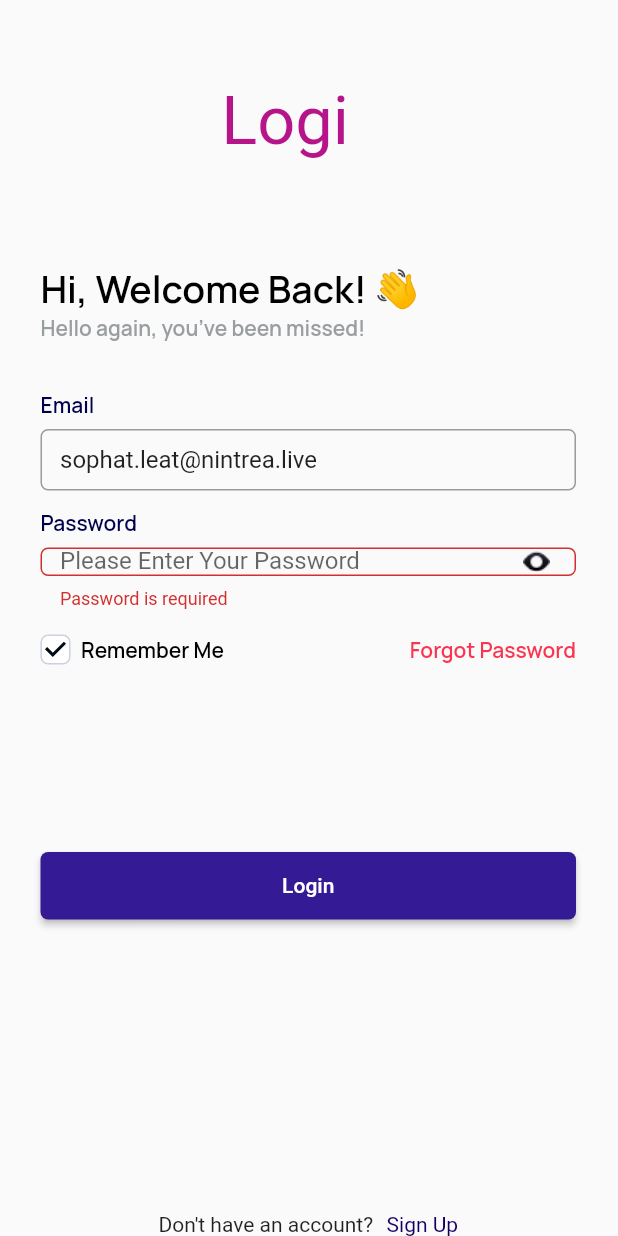
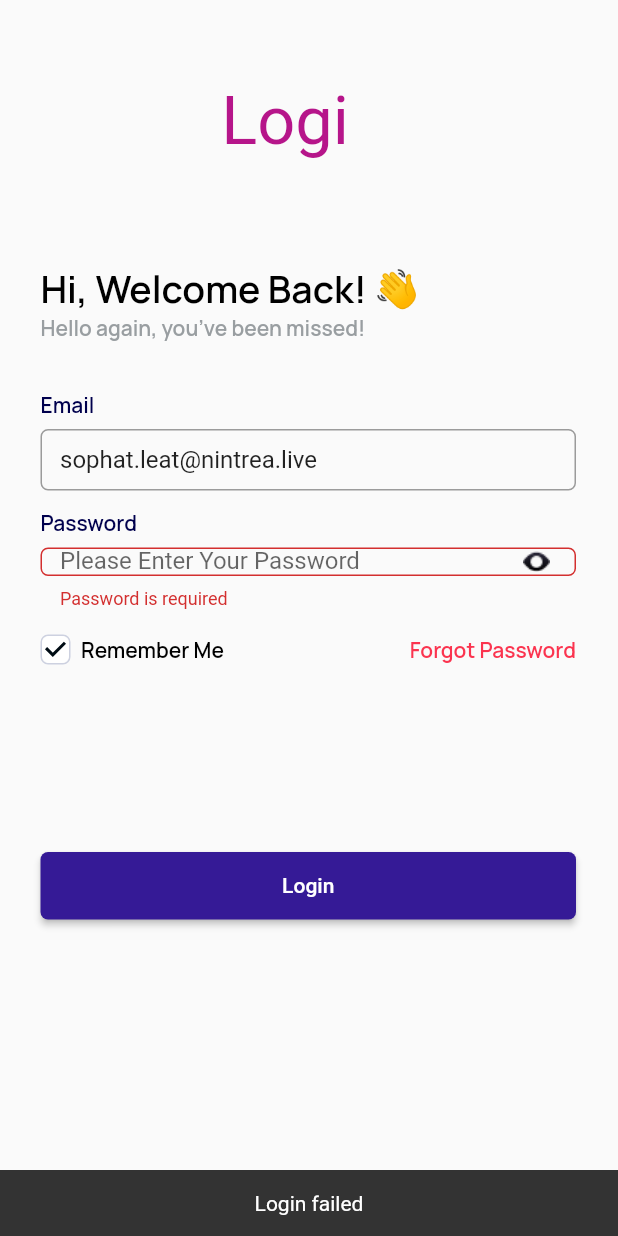
Before and after one commit to nmustakim/login_form_validation, a Flutter app: the screen it shows after launch, scrolled down 37 dp, after a tap on "Login", on a phone screen of 412 x 824 dp. Run offline on Flutter 3.47's test engine with Material 2 defaults, Android fonts, the phone set to English and light mode, and no system bars; our stand-ins replace google_fonts.

Commit message:
added snackbar

```diff
--- a/lib/Screens/login_form.dart
+++ b/lib/Screens/login_form.dart
@@ -217,7 +217,10 @@ and set the main axis alignment to spaceBetween.
                           _loginFormKey.currentState!.save();
                           _loginFormKey.currentState!.validate();
                           if(_loginFormKey.currentState!.validate() == true){
-                            ScaffoldMessenger.of(context).showSnackBar(const SnackBar(content: Text('Login successful')));
+                            ScaffoldMessenger.of(context).showSnackBar(const SnackBar(content: Center(child: Text('Login successful'))));
+                          }
+                          else{
+                            ScaffoldMessenger.of(context).showSnackBar(const SnackBar(content: Center(child: Text('Login failed'))));
                           }
                         },
                         child: const Center(child: Text('Login')))),
```
